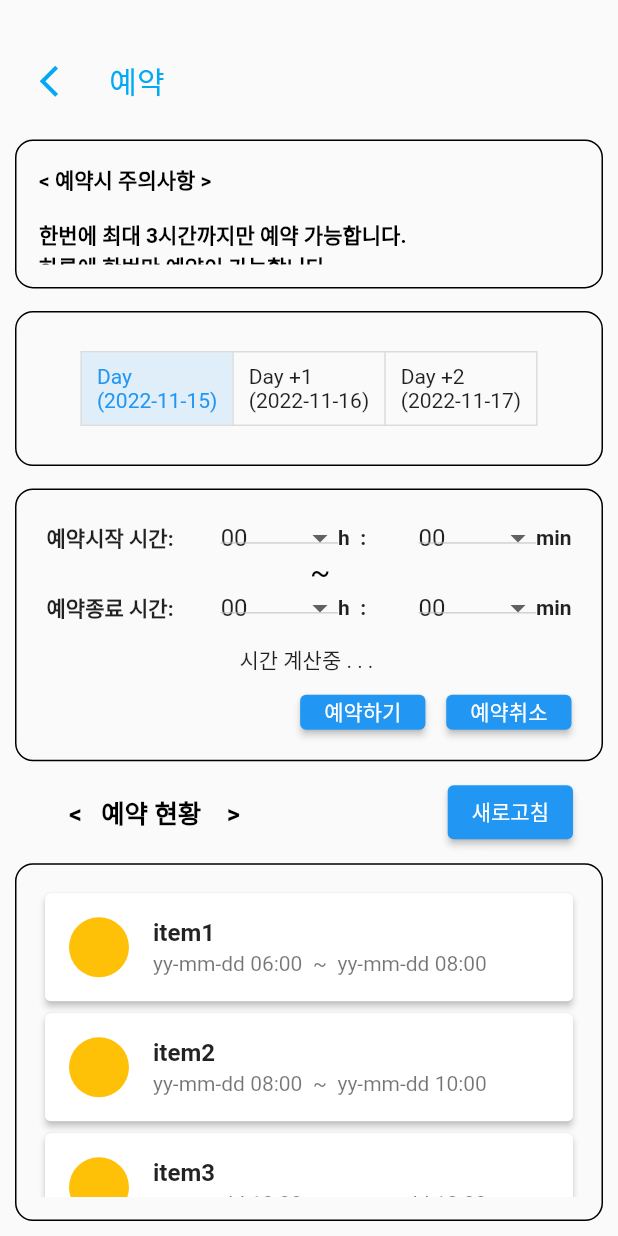
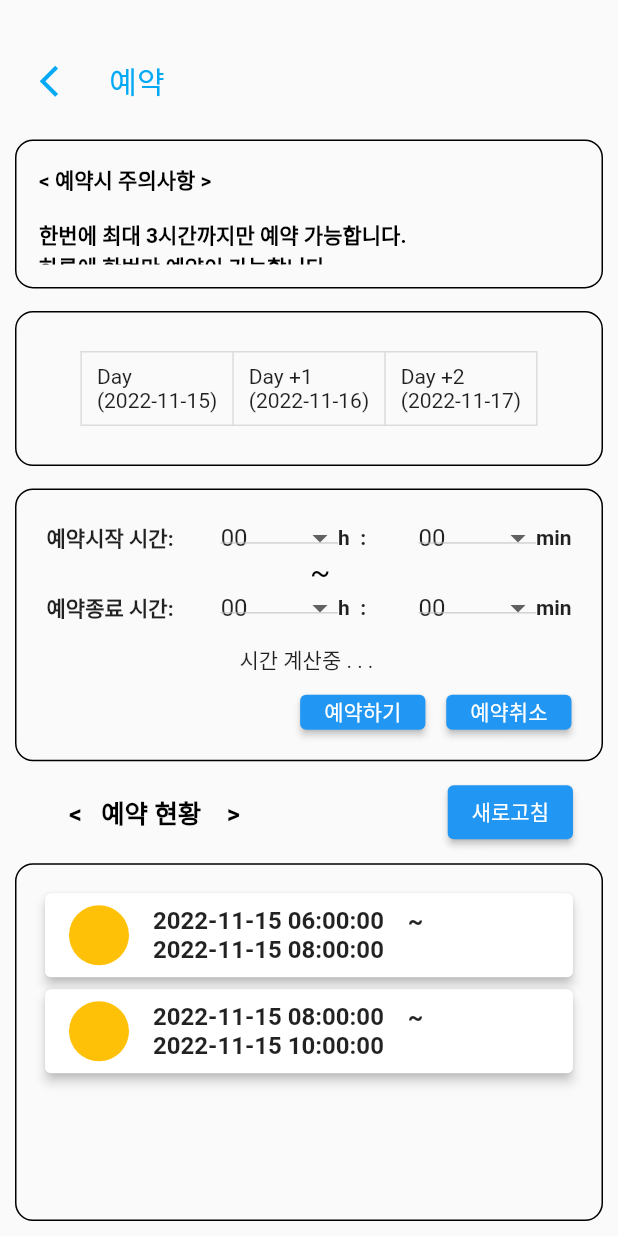
Before and after one commit to dormitoryClicker/dormitoryClicker_Front, a Flutter app: the ReservePage screen opened by its route, on a phone screen of 412 x 824 dp. Run offline on Flutter 3.47's test engine with Material 2 defaults, Android fonts, the phone set to English and light mode, and no system bars; our stand-ins replace timer_builder.

Commit message:
22-11-15 18:52 (예약 토글버튼 )

```diff
--- a/lib/reserve_page.dart
+++ b/lib/reserve_page.dart
@@ -4,7 +4,7 @@ import 'package:provider/provider.dart';
 import 'user_info.dart';
 
 class MyTime{
-  static String set_Day = '';
+  static String set_Day = getToday(daySelect: 0);
 
   static String start_Hour = '00';
   static bool select_stHour = false;
@@ -17,6 +17,26 @@ class MyTime{
 
   static String end_Min = '00';
   static bool select_edMin = false;
+
+  static String getToday({required int daySelect}) {
+    var now = DateTime.now();
+    DateTime day = DateTime(now.year, now.month, now.day + daySelect);
+    DateFormat formatter = DateFormat('yyyy-MM-dd');
+    String strToday = formatter.format(day);
+    return strToday;
+  }
+
+  static void popping() {
+    set_Day = getToday(daySelect: 0);
+    start_Hour = '00';
+    select_stHour = false;
+    end_Hour = '00';
+    select_edHour = false;
+    start_Min = '00';
+    select_stMin = false;
+    end_Min = '00';
+    select_edMin = false;
+  }
 }
 
 class ReservePage extends StatefulWidget {
@@ -28,28 +48,22 @@ class ReservePage extends StatefulWidget {
 
 class _ReservePageState extends State<ReservePage> {
 
-  final GlobalKey<AnimatedListState> _animatedlistKey = GlobalKey<AnimatedListState>();
-  List<String> R_items = [
-    'item1',
-    'item2',
-    'item3',
-    'item4',
-    'item5',
-  ];
+  //final GlobalKey<AnimatedListState> _animatedlistKey = GlobalKey<AnimatedListState>();
   List<String> R_S_times = [
-    'yy-mm-dd 06:00',
-    'yy-mm-dd 08:00',
-    'yy-mm-dd 10:00',
-    'yy-mm-dd 12:00',
-    'yy-mm-dd 14:00',
+    "2022-11-15 06:00:00",
+    "2022-11-15 08:00:00",
+    "2022-11-16 10:00:00",
+    "2022-11-16 12:00:00",
+    "2022-11-17 14:00:00",
   ];
   List<String> R_E_times = [
-    'yy-mm-dd 08:00',
-    'yy-mm-dd 10:00',
-    'yy-mm-dd 12:00',
-    'yy-mm-dd 14:00',
-    'yy-mm-dd 16:00',
+    "2022-11-15 08:00:00",
+    "2022-11-15 10:00:00",
+    "2022-11-16 12:00:00",
+    "2022-11-16 14:00:00",
+    "2022-11-17 16:00:00",
   ];
+
 
   final List<String> _valueList_Hour = [
     '00', '01', '02', '03', '04', '05', '06', '07', '08', '09', '10', '11',
@@ -66,10 +80,12 @@ class _ReservePageState extends State<ReservePage> {
   String _selectedValue_Minute_E = '00';
 
   String result = '';
-  bool dDay_0 = true;
+  bool dDay_0 = false;
   bool dDay_1 = false;
   bool dDay_2 = false;
   late List<bool> isSelected;
+  List<String> printList_S = List<String>.empty(growable: true);
+  List<String> printList_E = List<String>.empty(growable: true);
 
   void initState(){
     isSelected = [dDay_0, dDay_1, dDay_2];
@@ -78,25 +94,35 @@ class _ReservePageState extends State<ReservePage> {
 
   void toggleSelect(value) {
     if (value == 0) {
-      MyTime.set_Day = getToday(daySelect: value);
+      MyTime.set_Day = MyTime.getToday(daySelect: value);
 
       dDay_0 = true;
       dDay_1 = false;
       dDay_2 = false;
+
+      delPrintList();
+      //getPrintList(day: MyTime.set_Day);
+
     }
     else if (value == 1) {
-      MyTime.set_Day = getToday(daySelect: value);
+      MyTime.set_Day = MyTime.getToday(daySelect: value);
 
       dDay_0 = false;
       dDay_1 = true;
       dDay_2 = false;
+
+      delPrintList();
+      //getPrintList(day: MyTime.set_Day);
     }
     else if (value == 2) {
-      MyTime.set_Day = getToday(daySelect: value);
+      MyTime.set_Day = MyTime.getToday(daySelect: value);
 
       dDay_0 = false;
       dDay_1 = false;
       dDay_2 = true;
+
+      delPrintList();
+      //getPrintList(day: MyTime.set_Day);
     }
     setState(() {
       isSelected = [dDay_0, dDay_1, dDay_2];
@@ -128,15 +154,6 @@ class _ReservePageState extends State<ReservePage> {
     return '총 예약시간:    $diffHr시간  $diffMin분';
   }
 
-
-  String getToday({required int daySelect}) {
-    var now = DateTime.now();
-    DateTime day = DateTime(now.year, now.month, now.day + daySelect);
-    DateFormat formatter = DateFormat('yyyy-MM-dd');
-    String strToday = formatter.format(day);
-    return strToday;
-  }
-
   String message = '';
   String my_r_time = '';
 
@@ -162,7 +179,6 @@ class _ReservePageState extends State<ReservePage> {
             message = '3시간을 초과합니다.';
           }
           else{
-            userInfo.putCanReservation(false);
             userInfo.putStartTime(DateFormat('yyyy-MM-dd HH:mm:00').format(_newStartTime));
             userInfo.putEndTime(DateFormat('yyyy-MM-dd HH:mm:00').format(_newEndTime));
             message = '예약되었습니다.';
@@ -172,6 +188,7 @@ class _ReservePageState extends State<ReservePage> {
                 "${userInfo.getEndTime().month}월 ${userInfo.getEndTime().day}일 "
                 "${userInfo.getEndTime().hour}시 ${userInfo.getEndTime().minute}분";
             message += "\n\n${my_r_time}";
+            userInfo.putCanReservation(false);
           }
         }
         else {
@@ -190,8 +207,34 @@ class _ReservePageState extends State<ReservePage> {
     }
   }
 
-  void getCancled () {
+  void getCancled() {
     userInfo.putCanReservation(true);
+  }
+
+  void getPrintList({required String day}) {
+    int print_i = 0;
+    for(int i = 0 ; i < R_S_times.length ; i++ ) {
+      if (DateTime.parse(R_S_times[i]).month.toString() == DateTime.parse(day).month.toString() &&
+          DateTime.parse(R_S_times[i]).day.toString() == DateTime.parse(day).day.toString() ){
+        printList_S.add(R_S_times[i]);
+        printList_E.add(R_E_times[i]);
+        print_i += 1;
+      }
+      else {}
+    }
+  }
+
+  void delPrintList() {
+    printList_S.clear();
+    printList_E.clear();
+  }
+
+  void popping_drop() {
+    _selectedValue_Hour_S = '00';
+    _selectedValue_Minute_S = '00';
+
+    _selectedValue_Hour_E = '00';
+    _selectedValue_Minute_E = '00';
   }
 
   var userInfo;
@@ -199,7 +242,8 @@ class _ReservePageState extends State<ReservePage> {
   @override
   Widget build(BuildContext context) {
     userInfo = Provider.of<UserInfo>(context, listen: true);
-    MyTime.set_Day = getToday(daySelect: 0);
+
+    getPrintList(day: MyTime.set_Day);
 
     return Scaffold(
       body: Column(
@@ -218,6 +262,8 @@ class _ReservePageState extends State<ReservePage> {
                       size: 25.0,
                     ),
                     onPressed: () {
+                      popping_drop();
+                      MyTime.popping();
                       Navigator.pop(context);
                     },
                   ),
@@ -295,21 +341,21 @@ class _ReservePageState extends State<ReservePage> {
                     children: [
                       Padding(
                         padding: const EdgeInsets.symmetric(horizontal: 10),
-                        child: Text('Day\n(${getToday(daySelect: 0)})',
+                        child: Text('Day\n(${MyTime.getToday(daySelect: 0)})',
                           //style: TextStyle(fontSize: 18),
                           overflow: TextOverflow.ellipsis,
                         ),
                       ),
                       Padding(
                         padding: const EdgeInsets.symmetric(horizontal: 10),
-                        child: Text('Day +1\n(${getToday(daySelect: 1)})',
+                        child: Text('Day +1\n(${MyTime.getToday(daySelect: 1)})',
                           //style: TextStyle(fontSize: 18),
                           overflow: TextOverflow.ellipsis,
                         ),
                       ),
                       Padding(
                         padding: const EdgeInsets.symmetric(horizontal: 10),
-                        child: Text('Day +2\n(${getToday(daySelect: 2)})',
+                        child: Text('Day +2\n(${MyTime.getToday(daySelect: 2)})',
                           //style: TextStyle(fontSize: 18),
                           overflow: TextOverflow.ellipsis,
                         ),
@@ -658,11 +704,12 @@ class _ReservePageState extends State<ReservePage> {
                 border: Border.all(color: Colors.black),
                 borderRadius: BorderRadius.circular(12),
               ),
-              child: AnimatedList(
-                key: _animatedlistKey,
-                initialItemCount: R_items.length,
-                itemBuilder: (context, index, animation) {
-                  return _buildItem(R_items[index], R_S_times[index], R_E_times[index], animation, index);
+              child: ListView.builder(
+                itemCount: printList_S.length,
+                itemBuilder: (BuildContext context, int index) {
+                  print(printList_S.length);
+                  print(index);
+                  return _buildItem(printList_S[index], printList_E[index], index);
                 },
               ),
             ),
@@ -672,22 +719,18 @@ class _ReservePageState extends State<ReservePage> {
     );
   }
 
-  Widget _buildItem(String item, String r_s_time, String r_e_time, Animation<double> animation, int index) {
-    return SlideTransition(
-      position: animation.drive(Tween(begin: const Offset(-1.0,0.0), end: const Offset(0.0,0.0))),
-      child: Card(
-        elevation: 2,
+  Widget _buildItem(String printlist_s, String printlist_e, int index) {
+     return Card(
+        elevation: 3,
         child: ListTile(
           title: Text(
-            item,
+            '${printlist_s}    ~    ${printlist_e}',
             style: const TextStyle(
                 fontWeight: FontWeight.w600
             ),
           ),
-          subtitle: Text('${r_s_time}  ~  ${r_e_time}'),
           leading: const CircleAvatar(backgroundColor: Colors.amber,),
         ),
-      ),
-    );
+      );
   }
 }
```
